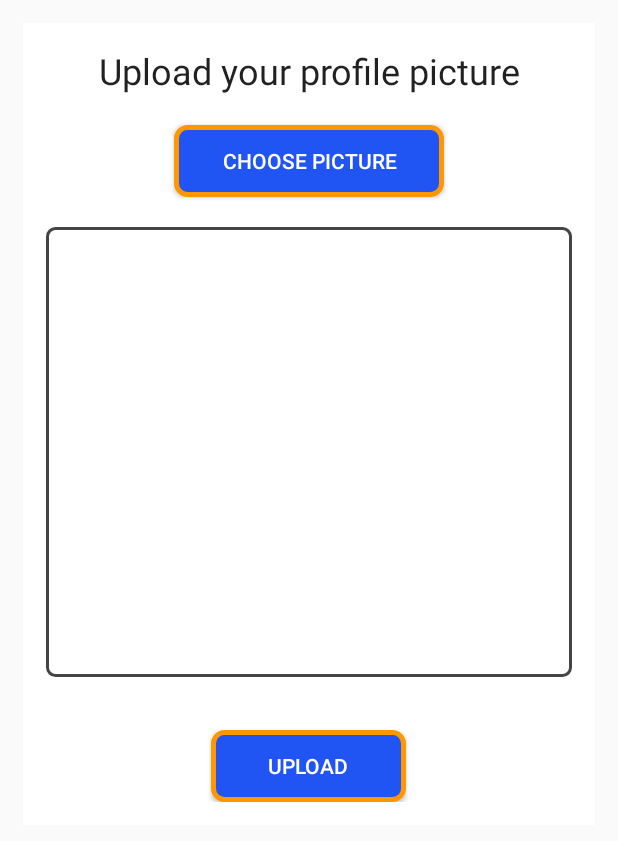
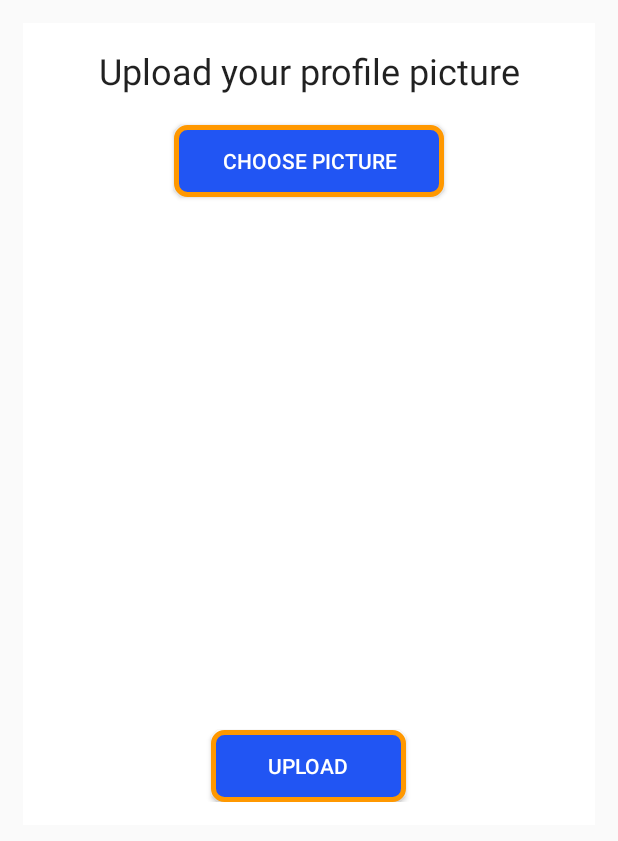
Before and after one commit to tahimislam/BOOKit-Mobile_App_Android, an Android app: the layout activity_propic.xml on its own in the app's theme, with its tools: preview values and no code run, on a phone screen of 412 x 824 dp. Shown: the top 841 px of the screen. Run offline under Robolectric (Android 15) with nearby library versions, the phone set to English and light mode, and no system bars; Roboto replaces fonts that are not available here.

Commit message:
Second Commit

```diff
--- a/app/src/main/res/layout/activity_propic.xml
+++ b/app/src/main/res/layout/activity_propic.xml
@@ -36,11 +36,12 @@
 
         <ImageView
             android:id="@+id/propic"
-            android:layout_width="match_parent"
+            android:layout_width="250dp"
             android:layout_height="300dp"
+            android:layout_below="@id/chsbtn"
+            android:layout_centerHorizontal="true"
             android:layout_marginTop="20dp"
-            android:layout_below="@id/chsbtn"
-            android:background="@drawable/boarder"
+
             android:contentDescription="ImageView to Display Pic" />
 
         <Button
```
